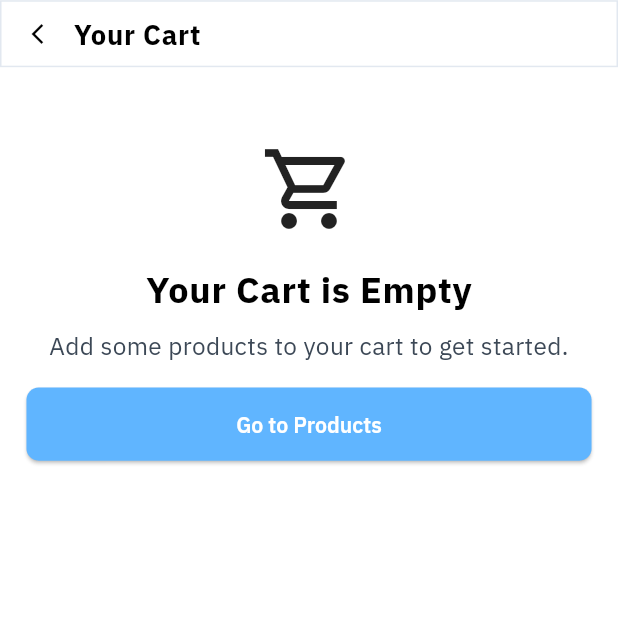
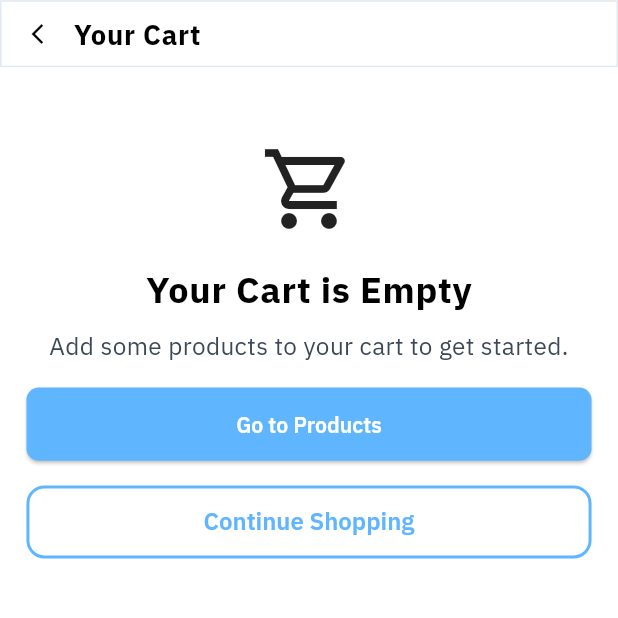
Before and after one commit to salstein/alpha_twelve, a Flutter app: the screen it shows after launch, item 2 of the bottom bar chosen, on a phone screen of 412 x 824 dp, the part 92-710 px from its top. Run offline on Flutter 3.47's test engine with Material 3 defaults, Android fonts, the phone set to English and light mode, and no system bars; our stand-ins replace equatable, flutter_riverpod, flutter_screenutil, go_router, google_fonts, hugeicons and 1 more; project files that could hold a hidden picture were left out.

Commit message:
📍 - Fixes

```diff
--- a/lib/src/app/app.dart
+++ b/lib/src/app/app.dart
@@ -7,7 +7,6 @@ import 'package:alpha_twelve/src/style/theme/theme_data.dart';
 import 'package:flutter/material.dart';
 import 'package:flutter_riverpod/flutter_riverpod.dart';
 import 'package:flutter_screenutil/flutter_screenutil.dart';
-
 
 class App extends ConsumerStatefulWidget {
   const App({super.key});
@@ -86,11 +85,11 @@ class _MyAppState extends ConsumerState<App> {
               splitScreenMode: true,
               builder: (_, child) {
                 return MaterialApp.router(
-                    debugShowCheckedModeBanner: false,
-                    routerConfig: appRouter.mainRouter,
-                    title: const String.fromEnvironment('APP_TITLE'),
-                    theme: AppTheme.lightTheme,
-                    darkTheme: AppTheme.lightTheme);
+                  debugShowCheckedModeBanner: false,
+                  routerConfig: appRouter.mainRouter,
+                  title: const String.fromEnvironment('APP_TITLE'),
+                  theme: AppTheme.lightTheme,
+                );
               })),
     );
   }
--- a/lib/src/features/bottom navigation/presentation/bottom_nav_bar.dart
+++ b/lib/src/features/bottom navigation/presentation/bottom_nav_bar.dart
@@ -4,7 +4,7 @@ import 'package:alpha_twelve/src/features/favorites/presentation/screens/favorit
 import 'package:alpha_twelve/src/features/home/presentation/screens/home_screen.dart';
 import 'package:alpha_twelve/src/features/profile/presentation/screens/profile_screen.dart';
 import 'package:alpha_twelve/src/routing/routing.dart';
-import 'package:alpha_twelve/src/style/colors/alpha_colors.dart';
+import 'package:alpha_twelve/src/style/theme/color%20scheme/alpha_colors.dart';
 import 'package:alpha_twelve/src/style/theme/typography/typography.dart';
 import 'package:alpha_twelve/src/style/theme/typography/typography_on_ctx.dart';
 import 'package:flutter/material.dart';
--- a/lib/src/features/cart/presentation/screens/cart_screen.dart
+++ b/lib/src/features/cart/presentation/screens/cart_screen.dart
@@ -1,6 +1,6 @@
 import 'package:alpha_twelve/src/features/cart/application/cart_view_model.dart';
 import 'package:alpha_twelve/src/routing/routing.dart';
-import 'package:alpha_twelve/src/style/colors/alpha_colors.dart';
+import 'package:alpha_twelve/src/style/theme/color%20scheme/alpha_colors.dart';
 import 'package:alpha_twelve/src/style/theme/typography/typography.dart';
 import 'package:flutter/material.dart';
 import 'package:flutter_riverpod/flutter_riverpod.dart';
@@ -148,7 +148,51 @@ class _EmptyCart extends StatelessWidget {
             },
             child: const Text('Go to Products'),
           ),
+          AlphaConstants.mediumSpace.h.verticalSpace,
+          OutlinedButtonWithSta(
+            enabled: true, // Replace with actual logic to enable/disable
+            onPressed: () {},
+            title: 'Continue Shopping',
+          )
         ],
+      ),
+    );
+  }
+}
+
+class OutlinedButtonWithSta extends StatelessWidget {
+  const OutlinedButtonWithSta(
+      {super.key, this.enabled = true, this.title, this.onPressed});
+  final bool enabled;
+  final String? title;
+  final VoidCallback? onPressed;
+
+  @override
+  Widget build(BuildContext context) {
+    return OutlinedButton(
+      onPressed: onPressed,
+      style: ButtonStyle(
+        side: WidgetStateProperty.all(
+          BorderSide(
+              color: enabled
+                  ? AlphaColors.primaryBlue
+                  : AlphaColors.greyShade.shade400,
+              width: 2),
+        ),
+        shape: WidgetStateProperty.all(
+          RoundedRectangleBorder(borderRadius: BorderRadius.circular(12)),
+        ),
+      ), // Replace with actual onPressed logic
+      child: Text(
+        title ?? 'Add title',
+        style: TextStyle(
+          fontSize: 16,
+          fontWeight: FontWeight.w600,
+          fontFamily: AlphaTypography.ibmPlexSans(),
+          color: enabled
+              ? AlphaColors.primaryBlue
+              : AlphaColors.greyShade.shade400,
+        ),
       ),
     );
   }
--- a/lib/src/features/cart/presentation/widgets/cart_widget.dart
+++ b/lib/src/features/cart/presentation/widgets/cart_widget.dart
@@ -1,7 +1,7 @@
 import 'package:alpha_twelve/src/features/cart/application/cart_view_model.dart';
 import 'package:alpha_twelve/src/features/cart/models/cart_object_dto.dart';
 import 'package:alpha_twelve/src/shared/utils/constants.dart';
-import 'package:alpha_twelve/src/style/colors/alpha_colors.dart';
+import 'package:alpha_twelve/src/style/theme/color%20scheme/alpha_colors.dart';
 import 'package:alpha_twelve/src/style/theme/theme.dart';
 import 'package:flutter/material.dart';
 import 'package:flutter_riverpod/flutter_riverpod.dart';
--- a/lib/src/features/product/presentation/screen/product_details_screen.dart
+++ b/lib/src/features/product/presentation/screen/product_details_screen.dart
@@ -2,7 +2,7 @@ import 'package:alpha_twelve/src/features/cart/application/cart_view_model.dart'
 import 'package:alpha_twelve/src/features/product/application/product_details_viewmodel.dart';
 import 'package:alpha_twelve/src/features/product/models/product_response_dto.dart';
 import 'package:alpha_twelve/src/routing/routing.dart';
-import 'package:alpha_twelve/src/style/colors/alpha_colors.dart';
+import 'package:alpha_twelve/src/style/theme/color%20scheme/alpha_colors.dart';
 import 'package:alpha_twelve/src/style/theme/typography/typography.dart';
 
 import 'package:flutter/material.dart';
--- a/lib/src/shared/widgets/address_bar.dart
+++ b/lib/src/shared/widgets/address_bar.dart
@@ -1,5 +1,5 @@
 import 'package:alpha_twelve/src/shared/utils/constants.dart';
-import 'package:alpha_twelve/src/style/colors/alpha_colors.dart';
+import 'package:alpha_twelve/src/style/theme/color%20scheme/alpha_colors.dart';
 import 'package:alpha_twelve/src/style/theme/typography/typography.dart';
 import 'package:flutter/material.dart';
 import 'package:flutter_screenutil/flutter_screenutil.dart';
--- a/lib/src/shared/widgets/search_field.dart
+++ b/lib/src/shared/widgets/search_field.dart
@@ -1,4 +1,4 @@
-import 'package:alpha_twelve/src/style/colors/alpha_colors.dart';
+import 'package:alpha_twelve/src/style/theme/color%20scheme/alpha_colors.dart';
 import 'package:alpha_twelve/src/style/theme/typography/typography.dart';
 import 'package:flutter/material.dart';
 import 'package:flutter_screenutil/flutter_screenutil.dart';
--- a/lib/src/shared/widgets/section_card.dart
+++ b/lib/src/shared/widgets/section_card.dart
@@ -1,4 +1,4 @@
-import 'package:alpha_twelve/src/style/colors/alpha_colors.dart';
+import 'package:alpha_twelve/src/style/theme/color%20scheme/alpha_colors.dart';
 import 'package:alpha_twelve/src/style/theme/typography/typography.dart';
 import 'package:flutter/material.dart';
 import 'package:flutter_screenutil/flutter_screenutil.dart';
--- a/lib/src/shared/widgets/snack_bar_widget.dart
+++ b/lib/src/shared/widgets/snack_bar_widget.dart
@@ -1,5 +1,5 @@
 import 'package:alpha_twelve/src/shared/utils/utils.dart';
-import 'package:alpha_twelve/src/style/colors/alpha_colors.dart';
+import 'package:alpha_twelve/src/style/theme/color%20scheme/alpha_colors.dart';
 import 'package:alpha_twelve/src/style/theme/typography/typography_on_ctx.dart';
 import 'package:flutter/material.dart';
 import 'package:flutter_screenutil/flutter_screenutil.dart';
--- a/lib/src/style/theme/color scheme/app_colors.dart
+++ b/lib/src/style/theme/color scheme/app_colors.dart
@@ -6,10 +6,6 @@ class TurningColors {
   static const Color greyScaffold = Color(0xFF262626);
   static const Color slicerDark = Color(0xFF7E2F2F);
   static const Color slicerLight = Color(0xFFDB7A7A);
-
-
-
-
 
 
   static const MaterialColor greyShade = MaterialColor(0xFF8C8C8C, {
--- a/lib/src/style/theme/theme_data.dart
+++ b/lib/src/style/theme/theme_data.dart
@@ -1,14 +1,12 @@
-import 'package:alpha_twelve/src/style/colors/alpha_colors.dart';
+import 'package:alpha_twelve/src/style/theme/color%20scheme/alpha_colors.dart';
 import 'package:flutter/material.dart';
 
 import 'package:flutter_screenutil/flutter_screenutil.dart';
 
 import 'typography/typography_theme.dart';
 
-
 abstract class AppTheme {
   static ThemeData lightTheme = ThemeData(
-
     brightness: Brightness.light,
     colorScheme: const ColorScheme(
       brightness: Brightness.light,
@@ -28,7 +26,6 @@ abstract class AppTheme {
 
     // AppBar styling
     appBarTheme: const AppBarTheme(
-
       backgroundColor: AlphaColors.whiteColor,
       elevation: 0,
       surfaceTintColor: Colors.transparent,
@@ -71,9 +68,7 @@ abstract class AppTheme {
         foregroundColor: AlphaColors.whiteColor,
         backgroundColor: AlphaColors.primaryBlue,
         elevation: 1,
-
-        shape:
-            RoundedRectangleBorder(borderRadius: BorderRadius.circular(8.r)),
+        shape: RoundedRectangleBorder(borderRadius: BorderRadius.circular(8.r)),
         textStyle: TextStyle(
           fontSize: 14.sp,
           fontWeight: FontWeight.w600,
@@ -86,12 +81,16 @@ abstract class AppTheme {
     // Outlined Button Theme
     outlinedButtonTheme: OutlinedButtonThemeData(
       style: OutlinedButton.styleFrom(
-        foregroundColor: AlphaColors.whiteColor,
+        maximumSize: Size(342.w, 48.h),
+        minimumSize: Size(342.w, 48.h),
+        splashFactory: NoSplash.splashFactory,
         side: const BorderSide(color: AlphaColors.primaryBlue, width: 2),
         shape: RoundedRectangleBorder(borderRadius: BorderRadius.circular(12)),
-        textStyle: const TextStyle(
+        textStyle: TextStyle(
           fontSize: 16,
           fontWeight: FontWeight.w600,
+          fontFamily: AlphaTypography.ibmPlexSans(),
+          color: AlphaColors.primaryBlue,
         ),
       ),
     ),
--- a/lib/src/style/theme/typography/typography_theme.dart
+++ b/lib/src/style/theme/typography/typography_theme.dart
@@ -2,7 +2,7 @@ import 'package:flutter/material.dart';
 import 'package:flutter_screenutil/flutter_screenutil.dart';
 import 'package:google_fonts/google_fonts.dart';
 
-import '../../colors/alpha_colors.dart';
+import '../color scheme/alpha_colors.dart';
 
 class AlphaTypography {
   static String ibmPlexSans() => GoogleFonts.ibmPlexSans().fontFamily!;
```
Also changed, not shown: lib/src/style/theme/color scheme/alpha_colors.dart (renamed from lib/src/style/colors/alpha_colors.dart).
